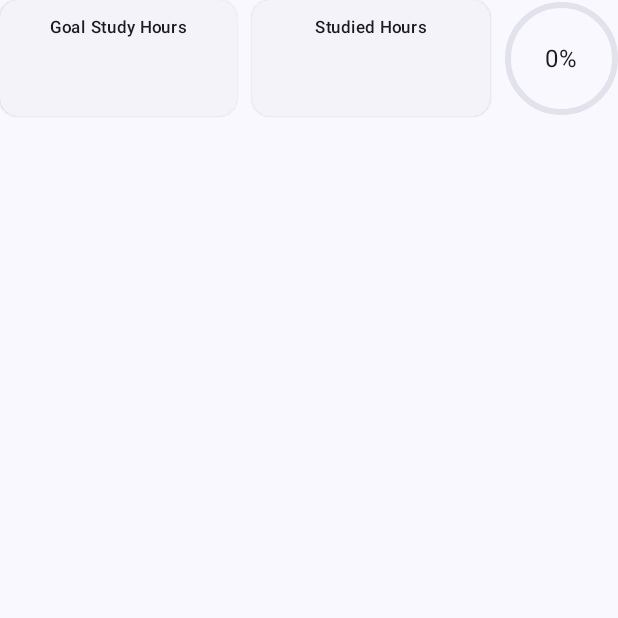
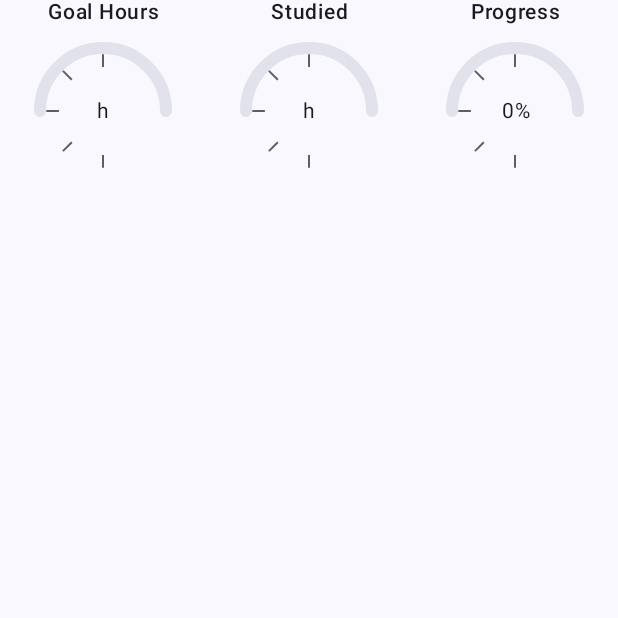
Before and after one commit to sbhjt-gr/mydenfocus, an Android app built with Jetpack Compose: the composable SubjectOverviewSection called with empty values, on a phone screen of 412 x 824 dp, the top half of it. Run offline under Robolectric (Android 15) with nearby library versions, the light colour scheme and no system bars; libraries missing offline, so code that uses them is left out: com.ramcosta.composedestinations; 4 statements that could not run were skipped.

Commit message:
include the speedometer ui in the subject screen

```diff
--- a/app/src/main/java/com/gorai/myedenfocus/presentation/subject/SubjectScreen.kt
+++ b/app/src/main/java/com/gorai/myedenfocus/presentation/subject/SubjectScreen.kt
@@ -58,6 +58,7 @@ import com.ramcosta.composedestinations.navigation.DestinationsNavigator
 import kotlinx.coroutines.flow.SharedFlow
 import kotlinx.coroutines.flow.collectLatest
 import com.gorai.myedenfocus.util.NavAnimation
+import com.gorai.myedenfocus.presentation.components.Speedometer
 
 data class SubjectScreenNavArgs(
     val subjectId: Int
@@ -274,34 +275,36 @@ private fun SubjectOverviewSection(
     goalHours: String,
     progress: Float
 ) {
-    val percentageProgress = remember(progress) { (progress * 100).toInt().coerceIn(0, 100) }
     Row(
         modifier = modifier,
-        horizontalArrangement = Arrangement.SpaceAround,
+        horizontalArrangement = Arrangement.SpaceEvenly,
         verticalAlignment = Alignment.CenterVertically
     ) {
-        CountCard(modifier = Modifier.weight(1f), headingText = "Goal Study Hours", count = goalHours)
-        Spacer(modifier = Modifier.width(10.dp))
-        CountCard(modifier = Modifier.weight(1f), headingText = "Studied Hours", count = studiedHours)
-        Spacer(modifier = Modifier.width(10.dp))
-        Box(
-            modifier = Modifier.size(75.dp),
-            contentAlignment = Alignment.Center
-        ) {
-            CircularProgressIndicator(
-                modifier = Modifier.fillMaxSize(),
-                progress = 1f,
-                color = MaterialTheme.colorScheme.surfaceVariant,
-                strokeWidth = 4.dp,
-                strokeCap = StrokeCap.Round
-            )
-            CircularProgressIndicator(
-                modifier = Modifier.fillMaxSize(),
-                progress = progress,
-                strokeWidth = 4.dp,
-                strokeCap = StrokeCap.Round
-            )
-            Text(text = "$percentageProgress%")
-        }
+        // Goal Hours Speedometer
+        Speedometer(
+            modifier = Modifier.weight(1f),
+            headingText = "Goal Hours",
+            value = goalHours.toFloatOrNull() ?: 0f,
+            maxValue = 100f,
+            displayText = "${goalHours}h"
+        )
+
+        // Studied Hours Speedometer
+        Speedometer(
+            modifier = Modifier.weight(1f),
+            headingText = "Studied",
+            value = studiedHours.toFloatOrNull() ?: 0f,
+            maxValue = goalHours.toFloatOrNull() ?: 100f,
+            displayText = "${studiedHours}h"
+        )
+
+        // Progress Speedometer
+        Speedometer(
+            modifier = Modifier.weight(1f),
+            headingText = "Progress",
+            value = progress * 100,
+            maxValue = 100f,
+            displayText = "${(progress * 100).toInt()}%"
+        )
     }
 }
```
